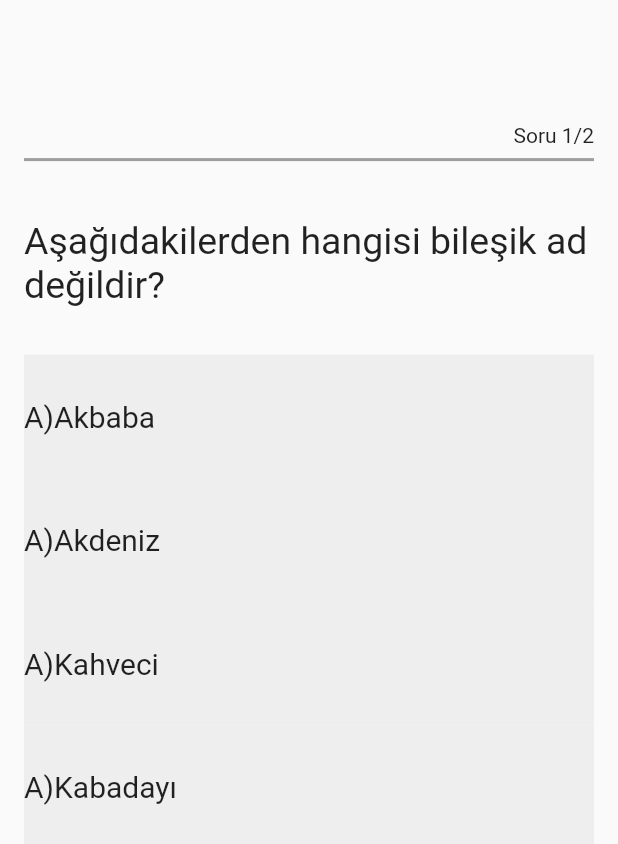
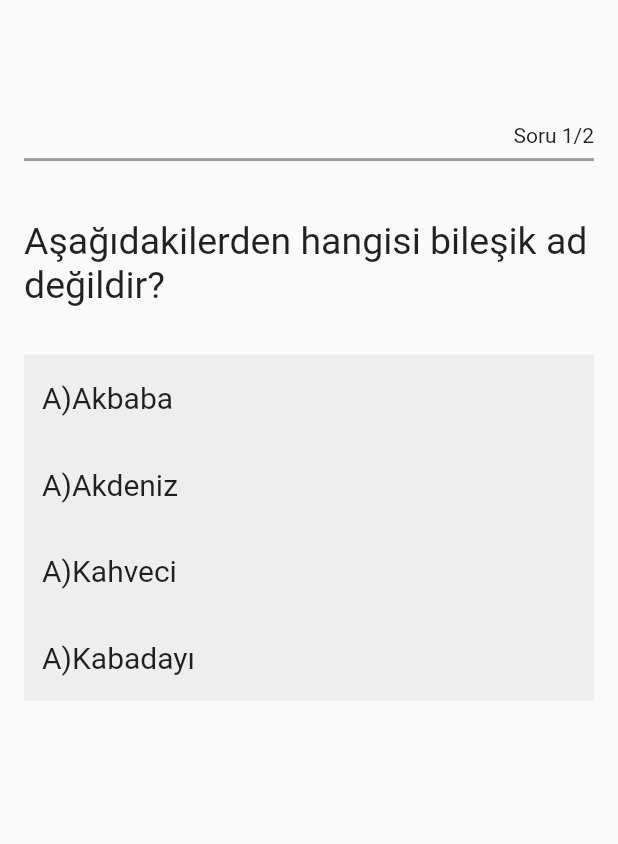
Before and after one commit to erdemgocen44/Flutter-Quiz, a Flutter app: the screen it shows after launch, on a phone screen of 412 x 824 dp. Shown: the top 844 px of the screen. Run offline on Flutter 3.47's test engine with Material 2 defaults, Android fonts, the phone set to English and light mode, and no system bars.

Commit message:
build option container

```diff
--- a/lib/build_option.dart
+++ b/lib/build_option.dart
@@ -3,7 +3,8 @@ import 'package:quiz/model.dart';
 
 Widget buildOption(BuildContext context, Option option) {
   return Container(
-    height: MediaQuery.of(context).size.height * 0.1,
+    height: MediaQuery.of(context).size.height * 0.07,
+    padding: const EdgeInsets.all(12),
     decoration: BoxDecoration(color: Colors.grey.shade200),
     child: Row(
       mainAxisAlignment: MainAxisAlignment.spaceBetween,
```
